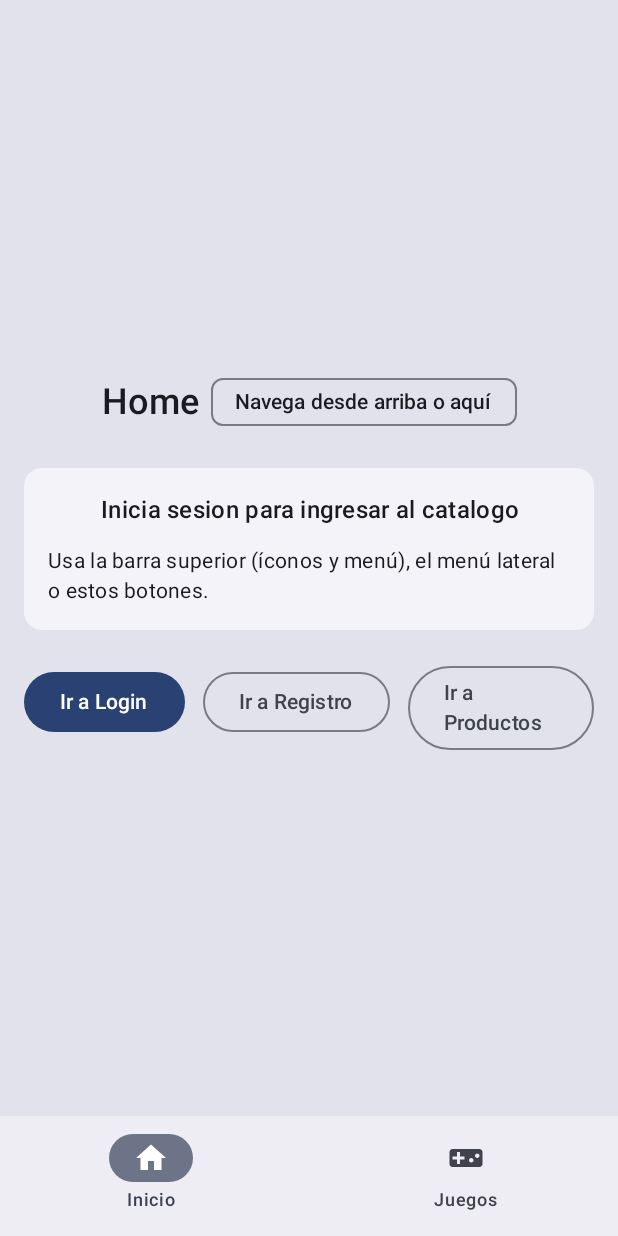
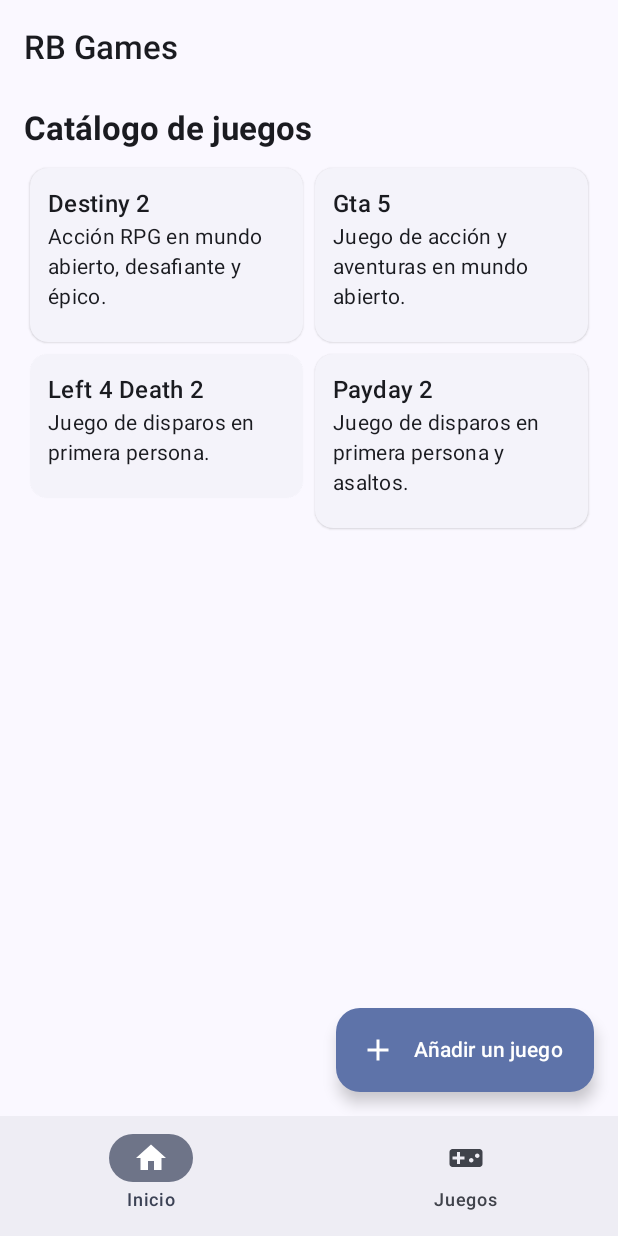
Before and after one commit to Soupyh/RBGames_Grupo10, an Android app built with Jetpack Compose: the HomeScreen screen opened through its navigation route, on a phone screen of 412 x 824 dp. Run offline under Robolectric (Android 15) with nearby library versions, the light colour scheme and no system bars; our stand-ins replace Room's generated code.

Commit message:
modificacion home screen

```diff
--- a/app/src/main/java/com/example/rbgames_grupo1/navigation/NavGraph.kt
+++ b/app/src/main/java/com/example/rbgames_grupo1/navigation/NavGraph.kt
@@ -54,8 +54,8 @@
 
     // Items del BottomBar (solo en secciones principales)
     val bottomItems = listOf(
-        BottomItem(route = Routes.Home,      label = "Inicio",    icon = Icons.Filled.Home),
-        BottomItem(route = Routes.Productos, label = "Juegos",    icon = Icons.Filled.VideogameAsset)
+        BottomItem(route = Routes.Home,      label = "Inicio", icon = Icons.Filled.Home),
+        BottomItem(route = Routes.Productos, label = "Juegos", icon = Icons.Filled.VideogameAsset)
     )
 
     // Ruta actual (null-safe y sin args)
@@ -65,6 +65,17 @@
     // Mostrar BottomBar solo en estas pantallas
     val showBottomBar = currentRoute in setOf(Routes.Home, Routes.Productos)
 
+    // Helper para navegar conservando estado y marcando correctamente la pestaña
+    fun navigateSingleTop(route: String) {
+        navController.navigate(route) {
+            popUpTo(navController.graph.findStartDestination().id) {
+                saveState = true
+            }
+            launchSingleTop = true
+            restoreState = true
+        }
+    }
+
     ModalNavigationDrawer(
         drawerState = drawerState,
         drawerContent = {
@@ -72,23 +83,22 @@
                 currentRoute = currentRoute,
                 items = defaultDrawerItems(
                     onHome = {
-                        navController.navigate(Routes.Home) {
-                            popUpTo(navController.graph.findStartDestination().id) { saveState = true }
-                            launchSingleTop = true
-                            restoreState = true
-                        }
+                        navigateSingleTop(Routes.Home)
+                        scope.launch { drawerState.close() }
                     },
                     onLogin = {
                         navController.navigate(Routes.Login) {
                             popUpTo(Routes.Login) { inclusive = true }
                             launchSingleTop = true
                         }
+                        scope.launch { drawerState.close() }
                     },
                     onRegister = {
                         navController.navigate(Routes.Register) {
                             popUpTo(Routes.Register) { inclusive = true }
                             launchSingleTop = true
                         }
+                        scope.launch { drawerState.close() }
                     }
                 )
             )
@@ -97,6 +107,7 @@
         Scaffold(
             bottomBar = {
                 if (showBottomBar) {
+                    // Tu AppBottomBar ya navega con el navController internamente
                     AppBottomBar(
                         navController = navController,
                         items = bottomItems
@@ -106,7 +117,8 @@
         ) { innerPadding ->
             NavHost(
                 navController = navController,
-                startDestination = Routes.Login,
+                // ⬇️ Arrancamos en Home como pediste
+                startDestination = Routes.Home,
                 modifier = Modifier.padding(innerPadding)
             ) {
                 // ---------- LOGIN ----------
@@ -156,14 +168,15 @@
                             navController.navigate(Routes.Register) { launchSingleTop = true }
                         },
                         onGoProductos = {
-                            navController.navigate(Routes.Productos) { launchSingleTop = true }
+                            // Al tocar "Añadir" en Home te lleva al apartado de Juegos
+                            navigateSingleTop(Routes.Productos)
                         }
                     )
                 }
 
                 // ---------- PRODUCTOS (con BottomBar visible) ----------
                 composable(Routes.Productos) {
-                    // Lista local (demoJuegos es private en ProductoScreen.kt, por eso definimos aquí)
+                    // Lista local (demo, porque demoJuegos es private en tu ProductoScreen.kt)
                     val juegos = listOf(
                         Juego(1, "Destiny 2", "Acción RPG en mundo abierto, desafiante y épico.", 44990),
                         Juego(2, "Gta 5", "Juego de acción y aventuras en mundo abierto.", 62990),
@@ -173,7 +186,7 @@
 
                     ProductosScreen(
                         juegos = juegos,
-                        onAgregarCarrito = { /* TODO: conecta a VM de carrito cuando quieras */ }
+                        onAgregarCarrito = { /* conecta a tu VM si quieres */ }
                     )
                 }
             }
--- a/app/src/main/java/com/example/rbgames_grupo1/ui/screen/HomeScreen.kt
+++ b/app/src/main/java/com/example/rbgames_grupo1/ui/screen/HomeScreen.kt
@@ -1,95 +1,75 @@
 package com.example.rbgames_grupo1.ui.screen
 
-import androidx.compose.foundation.background
-import androidx.compose.foundation.layout.Arrangement
-import androidx.compose.foundation.layout.Box
-import androidx.compose.foundation.layout.Column
-import androidx.compose.foundation.layout.Row
-import androidx.compose.foundation.layout.Spacer
-import androidx.compose.foundation.layout.fillMaxSize
-import androidx.compose.foundation.layout.fillMaxWidth
-import androidx.compose.foundation.layout.height
-import androidx.compose.foundation.layout.padding
-import androidx.compose.foundation.layout.width
-import androidx.compose.material3.AssistChip
-import androidx.compose.material3.Button
-import androidx.compose.material3.ElevatedCard
-import androidx.compose.material3.MaterialTheme
-import androidx.compose.material3.OutlinedButton
-import androidx.compose.material3.Text
+import androidx.compose.foundation.layout.*
+import androidx.compose.foundation.lazy.grid.GridCells
+import androidx.compose.foundation.lazy.grid.LazyVerticalGrid
+import androidx.compose.foundation.lazy.grid.items
+import androidx.compose.material.icons.Icons
+import androidx.compose.material.icons.filled.Add
+import androidx.compose.material3.*
 import androidx.compose.runtime.Composable
-import androidx.compose.ui.Alignment
 import androidx.compose.ui.Modifier
 import androidx.compose.ui.text.font.FontWeight
-import androidx.compose.ui.text.style.TextAlign
 import androidx.compose.ui.unit.dp
 
-@Composable // Pantalla Home (sin formularios, solo navegación/diseño)
+@OptIn(ExperimentalMaterial3Api::class)
+@Composable
 fun HomeScreen(
-    onGoLogin: () -> Unit,   // Acción a Login
-    onGoRegister: () -> Unit, // Acción a Registro
-    onGoProductos: () -> Unit // Acción a Productos
+    onGoLogin: () -> Unit,
+    onGoRegister: () -> Unit,
+    onGoProductos: () -> Unit
 ) {
-    val bg = MaterialTheme.colorScheme.surfaceVariant // Fondo agradable para Home
+    val juegosDemo = listOf(
+        Juego(1, "Destiny 2", "Acción RPG en mundo abierto, desafiante y épico.", 44_990),
+        Juego(2, "Gta 5", "Juego de acción y aventuras en mundo abierto.", 62_990),
+        Juego(3, "Left 4 Death 2", "Juego de disparos en primera persona.", 19_990),
+        Juego(4, "Payday 2", "Juego de disparos en primera persona y asaltos.", 39_990),
+    )
 
-    Box( // Contenedor a pantalla completa
-        modifier = Modifier
-            .fillMaxSize() // Ocupa todo
-            .background(bg) // Aplica fondo
-            .padding(16.dp), // Margen interior
-        contentAlignment = Alignment.Center // Centra contenido
-    ) {
-        Column( // Estructura vertical
-            horizontalAlignment = Alignment.CenterHorizontally // Centra hijos
+    androidx.compose.material3.Scaffold(
+        topBar = {
+            androidx.compose.material3.TopAppBar(
+                title = { Text("RB Games", fontWeight = FontWeight.SemiBold) }
+            )
+        },
+
+        floatingActionButton = {
+            ExtendedFloatingActionButton(
+                onClick = onGoProductos,
+                icon = { Icon(Icons.Default.Add, "Añadir juego") },
+                text = { Text("Añadir un juego") }
+            )
+        }
+    ) { innerPadding ->
+        Column(
+            modifier = Modifier
+                .fillMaxSize()
+                .padding(innerPadding)
+                .padding(horizontal = 16.dp, vertical = 8.dp)
         ) {
-            // Cabecera como Row (ejemplo de estructura)
-            Row(
-                verticalAlignment = Alignment.CenterVertically // Centra vertical
+            Text("Catálogo de juegos",
+                style = MaterialTheme.typography.titleLarge,
+                fontWeight = FontWeight.Bold
+            )
+            Spacer(Modifier.height(8.dp))
+
+            LazyVerticalGrid(
+                columns = GridCells.Adaptive(minSize = 160.dp),
+                contentPadding = PaddingValues(4.dp),
+                verticalArrangement = Arrangement.spacedBy(8.dp),
+                horizontalArrangement = Arrangement.spacedBy(8.dp),
+                modifier = Modifier.fillMaxSize()
             ) {
-                Text( // Título Home
-                    text = "Home",
-                    style = MaterialTheme.typography.headlineSmall, // Estilo título
-                    fontWeight = FontWeight.SemiBold // Seminegrita
-                )
-                Spacer(Modifier.width(8.dp)) // Separación horizontal
-                AssistChip( // Chip decorativo (Material 3)
-                    onClick = {}, // Sin acción (demo)
-                    label = { Text("Navega desde arriba o aquí") } // Texto chip
-                )
-            }
+                items(juegosDemo, key = { it.id }) { juego ->
+                    ElevatedCard(modifier = Modifier.fillMaxWidth()) {
+                        Column(Modifier.padding(12.dp)) {
+                            Text(juego.nombre, style = MaterialTheme.typography.titleMedium, fontWeight = FontWeight.SemiBold)
+                            Text(juego.descripcion, style = MaterialTheme.typography.bodyMedium)
+                            Spacer(Modifier.height(8.dp))
 
-            Spacer(Modifier.height(20.dp)) // Separación
-
-            // Tarjeta con un mini “hero”
-            ElevatedCard( // Card elevada para remarcar contenido
-                modifier = Modifier.fillMaxWidth() // Ancho completo
-            ) {
-                Column(
-                    modifier = Modifier.padding(16.dp), // Margen interno de la card
-                    horizontalAlignment = Alignment.CenterHorizontally // Centrado
-                ) {
-                    Text(
-                        "Inicia sesion para ingresar al catalogo",
-                        style = MaterialTheme.typography.titleMedium, // Estilo medio
-                        textAlign = TextAlign.Center // Alineación centrada
-                    )
-                    Spacer(Modifier.height(12.dp)) // Separación
-                    Text(
-                        "Usa la barra superior (íconos y menú), el menú lateral o estos botones.",
-                        style = MaterialTheme.typography.bodyMedium // Texto base
-                    )
+                        }
+                    }
                 }
-            }
-
-            Spacer(Modifier.height(24.dp)) // Separación
-
-            // Botones de navegación principales
-            Row( // Dos botones en fila
-                horizontalArrangement = Arrangement.spacedBy(12.dp) // Espacio entre botones
-            ) {
-                Button(onClick = onGoLogin) { Text("Ir a Login") } // Navega a Login
-                OutlinedButton(onClick = onGoRegister) { Text("Ir a Registro") } // A Registro
-                OutlinedButton(onClick = onGoProductos) { Text("Ir a Productos") } // A Productos
             }
         }
     }
--- /dev/null
+++ b/app/src/main/java/com/example/rbgames_grupo1/ui/screen/JuegosScreen.kt
@@ -0,0 +1,19 @@
+package com.example.rbgames_grupo1.ui.screen
+
+import androidx.compose.foundation.layout.Box
+import androidx.compose.foundation.layout.fillMaxSize
+import androidx.compose.material3.MaterialTheme
+import androidx.compose.material3.Text
+import androidx.compose.runtime.Composable
+import androidx.compose.ui.Alignment
+import androidx.compose.ui.Modifier
+
+@Composable
+fun JuegosScreen() {
+    Box(
+        modifier = Modifier.fillMaxSize(),
+        contentAlignment = Alignment.Center
+    ) {
+        Text("Sección de Juegos", style = MaterialTheme.typography.headlineSmall)
+    }
+}
```
